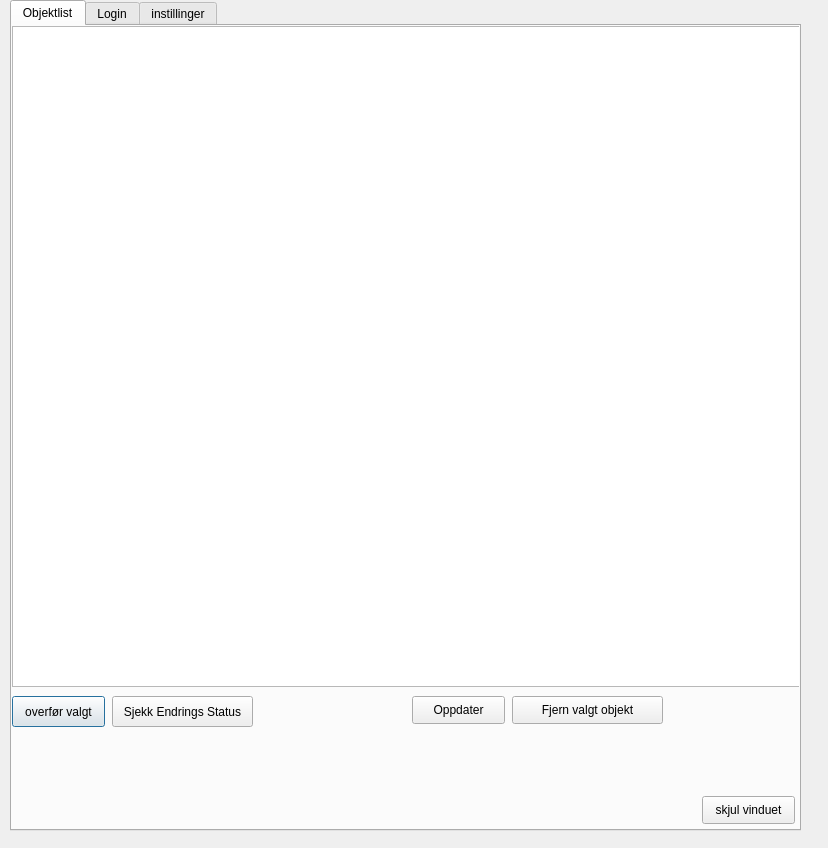
Qt form nvdbskriv_beta.ui (JACCCostring/NVDBPlugin) before a commit.
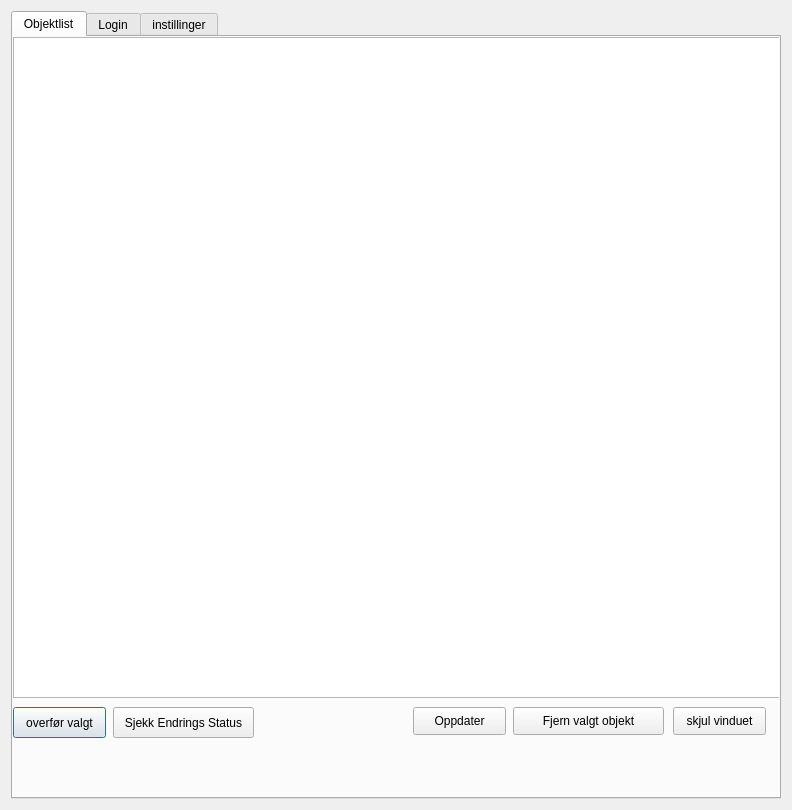
The same form after that commit. The open tabs and pages were chosen to show the change.

```diff
--- a/nvdbskriv_beta.ui
+++ b/nvdbskriv_beta.ui
@@ -6,22 +6,16 @@
    <rect>
     <x>0</x>
     <y>0</y>
-    <width>828</width>
-    <height>848</height>
+    <width>792</width>
+    <height>810</height>
    </rect>
   </property>
   <property name="windowTitle">
    <string>NVDB Skriv</string>
   </property>
+  <layout class="QGridLayout" name="gridLayout">
+   <item row="0" column="0">
   <widget class="QTabWidget" name="mainTab">
-   <property name="geometry">
-    <rect>
-     <x>10</x>
-     <y>0</y>
-     <width>791</width>
-     <height>831</height>
-    </rect>
-   </property>
    <property name="currentIndex">
     <number>0</number>
    </property>
@@ -94,8 +88,8 @@
     <widget class="QLabel" name="response_endringsset">
      <property name="geometry">
       <rect>
-       <x>10</x>
-       <y>730</y>
+         <x>0</x>
+         <y>700</y>
        <width>611</width>
        <height>61</height>
       </rect>
@@ -112,8 +106,8 @@
     <widget class="QPushButton" name="hideWindowBtn">
      <property name="geometry">
       <rect>
-       <x>690</x>
-       <y>770</y>
+         <x>660</x>
+         <y>670</y>
        <width>93</width>
        <height>28</height>
       </rect>
@@ -407,6 +401,8 @@
     </widget>
    </widget>
   </widget>
+   </item>
+  </layout>
  </widget>
  <resources/>
  <connections/>
```
Left out of the diff: 6 changed lines with no effect on the pictures. Lines whose indentation alone changed are shown as unchanged.
